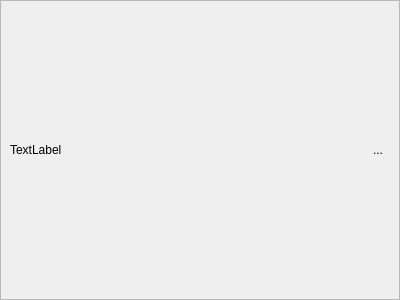
Old version of the form src/messagewidget.ui in the repository kriana/SilVerPLuM.
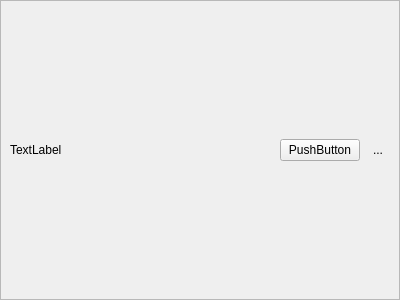
New version of the form. Icons and pictures are not drawn.

```diff
--- a/src/messagewidget.ui
+++ b/src/messagewidget.ui
@@ -40,6 +40,12 @@
      <layout class="QHBoxLayout" name="horizontalLayout">
       <item>
        <widget class="QLabel" name="lblMessage">
+        <property name="sizePolicy">
+         <sizepolicy hsizetype="Expanding" vsizetype="Preferred">
+          <horstretch>0</horstretch>
+          <verstretch>0</verstretch>
+         </sizepolicy>
+        </property>
         <property name="text">
          <string>TextLabel</string>
         </property>
@@ -48,6 +54,13 @@
         </property>
        </widget>
       </item>
+      <item>
+       <widget class="QPushButton" name="btnAction">
+        <property name="text">
+         <string>PushButton</string>
+        </property>
+       </widget>
+      </item>
       <item>
        <widget class="QToolButton" name="btnCloseMessage">
         <property name="text">
```
